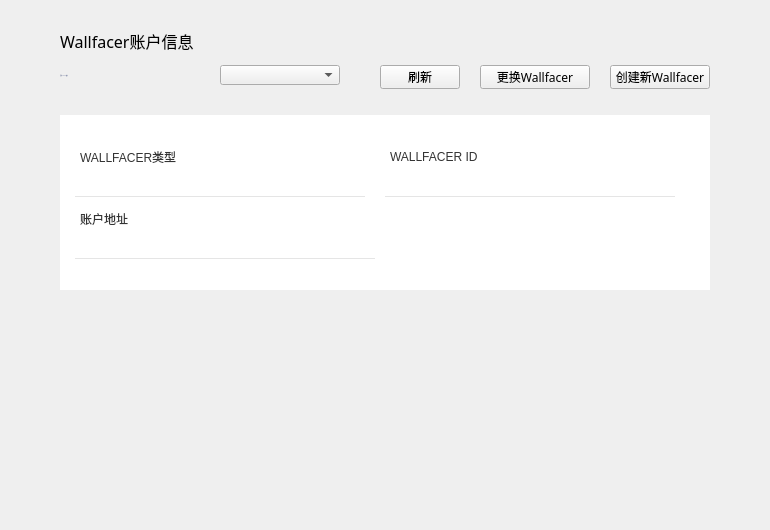
The window that XWCWallet/guard/GuardAccountPage.ui (Whitecoin-Owner/Whitecoin-qt) describes before a commit, drawn with Qt 5.
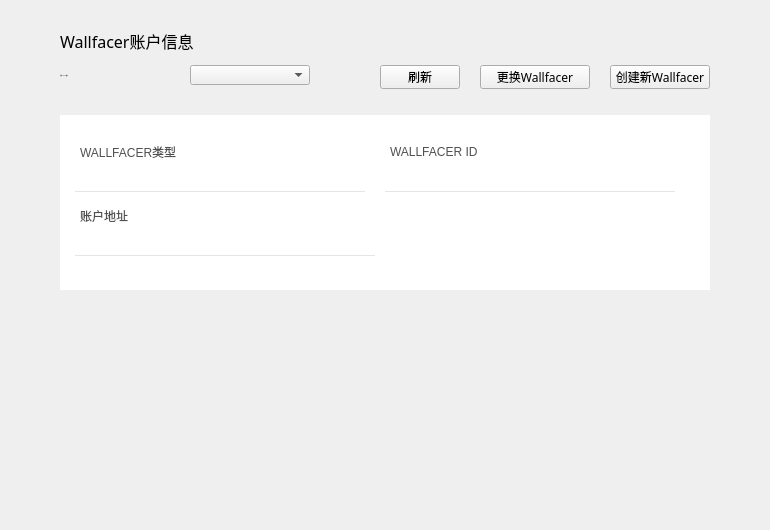
The same window after the commit.

Diff of the .ui file:
```diff
--- a/XWCWallet/guard/GuardAccountPage.ui
+++ b/XWCWallet/guard/GuardAccountPage.ui
@@ -57,8 +57,8 @@
     </font>
    </property>
    <property name="styleSheet">
-    <string notr="true">QLabel{color: rgb(135,144,172);font: 14px &quot;微软雅黑&quot;;}
-</string>
+    <string notr="true">QLabel{color: rgb(80,80,80);
+font: 11px &quot;微软雅黑&quot;;}</string>
    </property>
    <property name="text">
     <string>当前wallfacer账户</string>
@@ -70,7 +70,7 @@
   <widget class="QComboBox" name="accountComboBox">
    <property name="geometry">
     <rect>
-     <x>220</x>
+     <x>190</x>
      <y>65</y>
      <width>120</width>
      <height>20</height>
@@ -111,13 +111,14 @@
    <property name="geometry">
     <rect>
      <x>80</x>
-     <y>147</y>
+     <y>142</y>
      <width>120</width>
      <height>20</height>
     </rect>
    </property>
    <property name="styleSheet">
-    <string notr="true">QLabel{font: 12px &quot;微软雅黑 Light&quot;;color: rgb(51, 51, 51);}</string>
+    <string notr="true">QLabel{color: rgb(80,80,80);
+font: 11px &quot;微软雅黑&quot;;}</string>
    </property>
    <property name="text">
     <string>WALLFACER类型</string>
@@ -127,7 +128,7 @@
    <property name="geometry">
     <rect>
      <x>75</x>
-     <y>177</y>
+     <y>172</y>
      <width>290</width>
      <height>20</height>
     </rect>
@@ -146,13 +147,14 @@
    <property name="geometry">
     <rect>
      <x>390</x>
-     <y>147</y>
+     <y>142</y>
      <width>120</width>
      <height>20</height>
     </rect>
    </property>
    <property name="styleSheet">
-    <string notr="true">QLabel{font: 12px &quot;微软雅黑 Light&quot;;color: rgb(51, 51, 51);}</string>
+    <string notr="true">QLabel{color: rgb(80,80,80);
+font: 11px &quot;微软雅黑&quot;;}</string>
    </property>
    <property name="text">
     <string>WALLFACER ID</string>
@@ -162,7 +164,7 @@
    <property name="geometry">
     <rect>
      <x>385</x>
-     <y>177</y>
+     <y>172</y>
      <width>290</width>
      <height>20</height>
     </rect>
@@ -181,13 +183,14 @@
    <property name="geometry">
     <rect>
      <x>80</x>
-     <y>209</y>
+     <y>206</y>
      <width>120</width>
      <height>20</height>
     </rect>
    </property>
    <property name="styleSheet">
-    <string notr="true">QLabel{font: 12px &quot;微软雅黑 Light&quot;;color: rgb(51, 51, 51);}</string>
+    <string notr="true">QLabel{color: rgb(80,80,80);
+font: 11px &quot;微软雅黑&quot;;}</string>
    </property>
    <property name="text">
     <string>账户地址</string>
@@ -197,7 +200,7 @@
    <property name="geometry">
     <rect>
      <x>75</x>
-     <y>239</y>
+     <y>236</y>
      <width>300</width>
      <height>20</height>
     </rect>
@@ -215,7 +218,7 @@
   <widget class="QLabel" name="guardLabel">
    <property name="geometry">
     <rect>
-     <x>344</x>
+     <x>314</x>
      <y>69</y>
      <width>12</width>
      <height>12</height>
```
